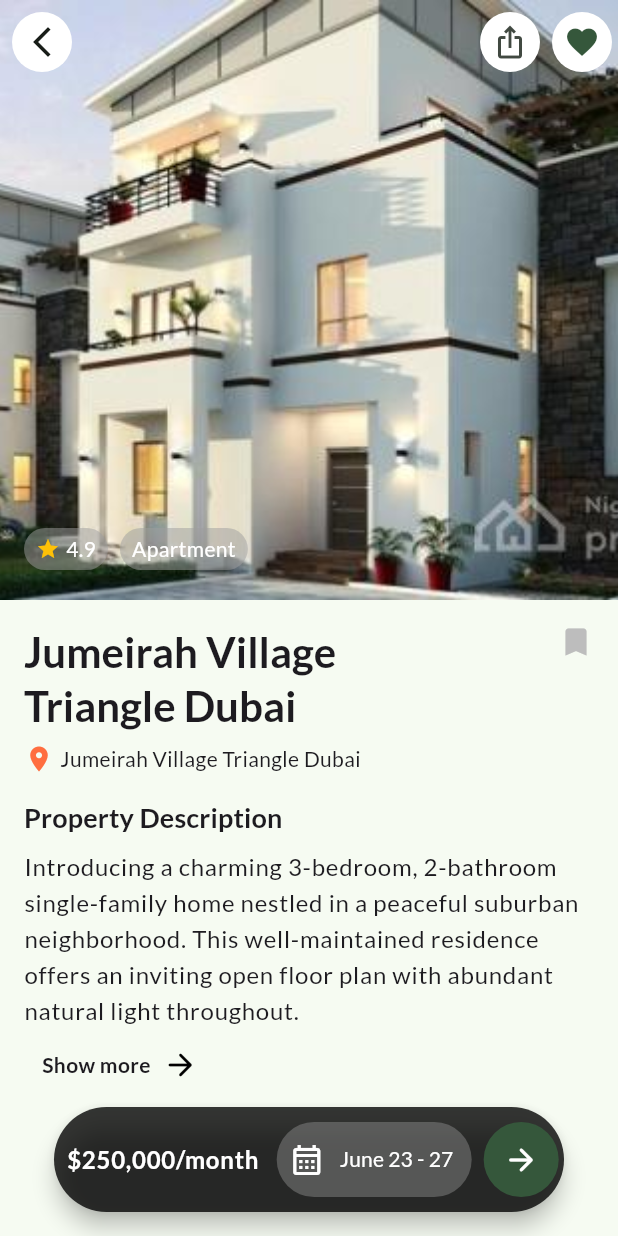
After one commit to codewithdarkwa/real-estate-ui-tutorial, a Flutter app: the PropertyPage screen opened directly, on a phone screen of 412 x 824 dp. The commit adds this screen. Run offline on Flutter 3.47's test engine with Material 3 defaults, Android fonts, the phone set to English and light mode, and no system bars; our stand-ins replace google_fonts.

Commit message:
property detail page done

```diff
--- a/lib/screens/home.dart
+++ b/lib/screens/home.dart
@@ -1,5 +1,7 @@
 import 'package:flutter/material.dart';
-import 'package:real_estate_ui_tutorial/screens/widgets/bottom_nav.dart';
+import 'package:real_estate_ui_tutorial/screens/property_page.dart';
+
+import '../widgets/bottom_nav.dart';
 
 class HomePage extends StatefulWidget {
   const HomePage({super.key});
@@ -225,10 +227,20 @@ class _HomePageState extends State<HomePage> {
                         ),
                         ...List.generate(
                           3,
-                            (index) => const Padding(
-                                  padding: EdgeInsets.only(top: 12.0),
-                                  child: PropertyCard(),
-                                ))
+                          (index) => Padding(
+                            padding: const EdgeInsets.only(top: 12.0),
+                            child: PropertyCard(
+                              onTap: () {
+                                Navigator.push(
+                                  context,
+                                  MaterialPageRoute(
+                                    builder: (context) => const PropertyPage(image:  "assets/img1.jpg"),
+                                  ),
+                                );
+                              },
+                            ),
+                          ),
+                        )
                       ],
                     ),
                   ),
@@ -249,12 +261,16 @@ class _HomePageState extends State<HomePage> {
 }
 
 class PropertyCard extends StatelessWidget {
-  const PropertyCard({super.key});
+  const PropertyCard({super.key, this.onTap});
+
+  final void Function()? onTap;
 
   @override
   Widget build(BuildContext context) {
     final theme = Theme.of(context);
-    return Container(
+    return InkWell(
+      onTap: onTap,
+      child: Container(
         decoration: BoxDecoration(color: Colors.white, borderRadius: BorderRadius.circular(20), boxShadow: [
           BoxShadow(
             color: Colors.black.withOpacity(0.1),
@@ -376,6 +392,7 @@ class PropertyCard extends StatelessWidget {
             )
           ],
         ),
+      ),
     );
   }
 }
--- /dev/null
+++ b/lib/screens/property_page.dart
@@ -0,0 +1,213 @@
+import 'package:flutter/material.dart';
+
+class PropertyPage extends StatelessWidget {
+  const PropertyPage({super.key, required this.image});
+
+  final String image;
+
+  @override
+  Widget build(BuildContext context) {
+    final theme = Theme.of(context);
+    return Scaffold(
+      body: CustomScrollView(
+        slivers: [
+          SliverAppBar(
+            expandedHeight: 400,
+            flexibleSpace: FlexibleSpaceBar(
+              background: Stack(
+                fit: StackFit.expand,
+                children: [
+                  Image.asset(
+                    image,
+                    fit: BoxFit.cover,
+                  ),
+                  Positioned(
+                    bottom: 20,
+                    left: 16,
+                    child: Row(
+                      children: [
+                        Container(
+                          padding: const EdgeInsets.symmetric(horizontal: 8, vertical: 4),
+                          decoration: BoxDecoration(
+                              color: Colors.grey.withOpacity(0.5), borderRadius: BorderRadius.circular(15)),
+                          child: Row(
+                            children: [
+                              const Icon(Icons.star, size: 16, color: Colors.amber),
+                              const SizedBox(width: 4),
+                              Text(
+                                "4.9",
+                                style: theme.textTheme.bodyMedium?.copyWith(
+                                  color: Colors.white,
+                                ),
+                              )
+                            ],
+                          ),
+                        ),
+                        const SizedBox(width: 8),
+                        Container(
+                          padding: const EdgeInsets.symmetric(horizontal: 8, vertical: 4),
+                          decoration: BoxDecoration(
+                              color: Colors.grey.withOpacity(0.5), borderRadius: BorderRadius.circular(15)),
+                          child: Row(
+                            children: [
+                              Text(
+                                "Apartment",
+                                style: theme.textTheme.bodyMedium?.copyWith(
+                                  color: Colors.white,
+                                ),
+                              )
+                            ],
+                          ),
+                        ),
+                      ],
+                    ),
+                  ),
+                ],
+              ),
+            ),
+            leading: IconButton(
+              onPressed: () => Navigator.pop(context),
+              icon: const Icon(Icons.arrow_back_ios_new),
+              style: ElevatedButton.styleFrom(backgroundColor: Colors.white),
+            ),
+            actions: [
+              IconButton(
+                onPressed: () {},
+                icon: const Icon(Icons.ios_share),
+                style: ElevatedButton.styleFrom(backgroundColor: Colors.white),
+              ),
+              IconButton(
+                onPressed: () {},
+                icon: Icon(
+                  Icons.favorite_outlined,
+                  color: theme.primaryColor,
+                ),
+                style: ElevatedButton.styleFrom(backgroundColor: Colors.white),
+              ),
+            ],
+          ),
+          SliverToBoxAdapter(
+            child: Padding(
+              padding: const EdgeInsets.all(16.0),
+              child: Column(
+                crossAxisAlignment: CrossAxisAlignment.start,
+                children: [
+                  Row(
+                    crossAxisAlignment: CrossAxisAlignment.start,
+                    mainAxisAlignment: MainAxisAlignment.spaceBetween,
+                    children: [
+                      Text(
+                        "Jumeirah Village \nTriangle Dubai",
+                        style: theme.textTheme.headlineMedium?.copyWith(
+                          fontWeight: FontWeight.bold,
+                        ),
+                      ),
+                      Icon(
+                        Icons.bookmark,
+                        color: Colors.grey[400]!,
+                      )
+                    ],
+                  ),
+                  const SizedBox(height: 8),
+                  const Row(
+                    children: [
+                      Icon(
+                        Icons.location_on,
+                        size: 20,
+                        color: Colors.deepOrangeAccent,
+                      ),
+                      SizedBox(width: 4),
+                      Text(
+                        "Jumeirah Village Triangle Dubai",
+                      ),
+                    ],
+                  ),
+                  const SizedBox(height: 16),
+                  Text(
+                    "Property Description",
+                    style: theme.textTheme.labelLarge?.copyWith(
+                      fontWeight: FontWeight.bold,
+                      fontSize: 18,
+                    ),
+                  ),
+                  const SizedBox(height: 8),
+                  Text(
+                    'Introducing a charming 3-bedroom, 2-bathroom single-family home nestled in a peaceful suburban neighborhood. This well-maintained residence offers an inviting open floor plan with abundant natural light throughout.',
+                    style: theme.textTheme.bodyLarge,
+                  ),
+                  TextButton(
+                    onPressed: () {},
+                    child: Row(
+                      children: [
+                        Text(
+                          "Show more",
+                          style: theme.textTheme.bodyMedium?.copyWith(
+                            fontWeight: FontWeight.bold,
+                          ),
+                        ),
+                        const SizedBox(
+                          width: 8,
+                        ),
+                        const Icon(
+                          Icons.arrow_forward_rounded,
+                          size: 24,
+                          color: Colors.black,
+                        )
+                      ],
+                    ),
+                  )
+                ],
+              ),
+            ),
+          )
+        ],
+      ),
+      floatingActionButton: SizedBox(
+        width: 340,
+        height: 70,
+        child: FloatingActionButton.extended(
+          onPressed: () {},
+          backgroundColor: Colors.black.withAlpha(200),
+          foregroundColor: Colors.white,
+          shape: const StadiumBorder(),
+          label: Row(
+            children: [
+              const SizedBox(width: 5),
+              Text(
+                  '\$250,000/month',
+                  style: theme.textTheme.bodyLarge?.copyWith(
+                    fontWeight: FontWeight.bold,
+                    color: Colors.white
+                  )
+              ),
+              const SizedBox(width: 12),
+              Container(
+                width: 130,
+                height: 50,
+                padding: const EdgeInsets.all(8),
+                decoration: BoxDecoration(
+                  borderRadius: BorderRadius.circular(30),
+                  color: Colors.grey.withOpacity(0.4)
+                ),
+                child: const Row(
+                  children: [
+                    Icon(Icons.calendar_month_outlined),
+                    SizedBox(width: 10),
+                    Text("June 23 - 27")
+                  ],
+                ),
+              ),
+             const SizedBox(width: 8),
+              CircleAvatar(
+                radius: 25,
+                backgroundColor: theme.primaryColor,
+                child: const Icon(Icons.arrow_forward_rounded, color: Colors.white,),
+              )
+            ],
+          ),
+        ),
+      ),
+      floatingActionButtonLocation: FloatingActionButtonLocation.centerFloat,
+    );
+  }
+}
```
Also changed, not shown: lib/widgets/bottom_nav.dart (renamed from lib/screens/widgets/bottom_nav.dart). Lines whose indentation alone changed are shown as unchanged.
